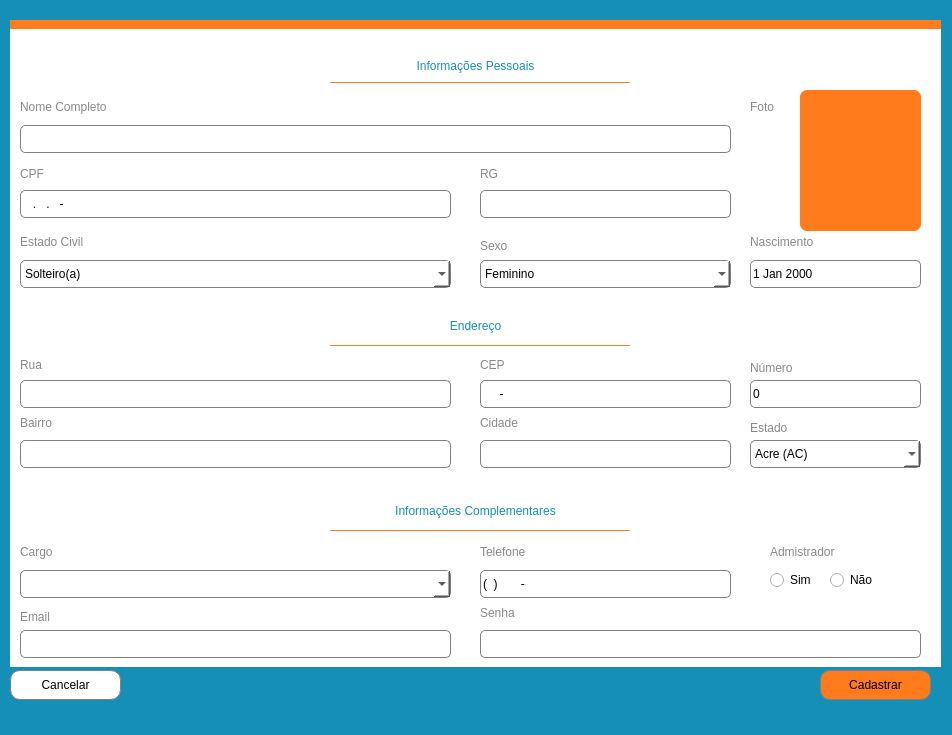
Above: pyschool/interface/cadastroServidor.ui from IanLuan/PySchool before the change. Below: the same form after it.
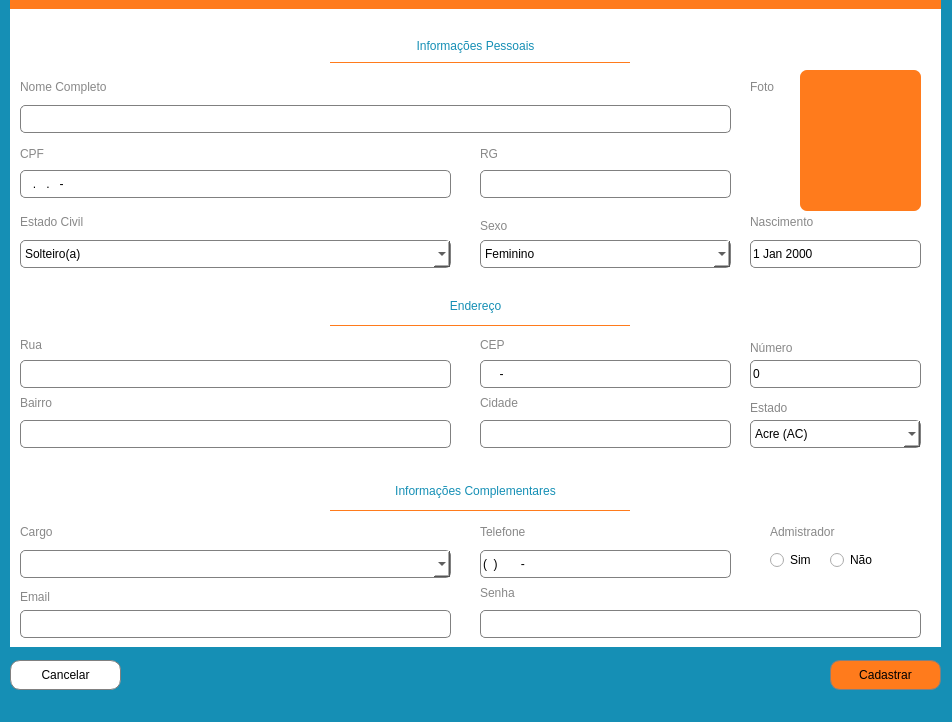
That is the form after the change. Icons and pictures are not drawn.

```diff
--- a/pyschool/interface/cadastroServidor.ui
+++ b/pyschool/interface/cadastroServidor.ui
@@ -7,7 +7,7 @@
     <x>0</x>
     <y>0</y>
     <width>952</width>
-    <height>735</height>
+    <height>722</height>
    </rect>
   </property>
   <property name="sizePolicy">
@@ -50,8 +50,8 @@
    <widget class="QPushButton" name="btnCadatrar">
     <property name="geometry">
      <rect>
-      <x>820</x>
-      <y>670</y>
+      <x>830</x>
+      <y>660</y>
       <width>111</width>
       <height>30</height>
      </rect>
@@ -84,7 +84,7 @@
     <property name="geometry">
      <rect>
       <x>10</x>
-      <y>670</y>
+      <y>660</y>
       <width>111</width>
       <height>30</height>
      </rect>
@@ -113,7 +113,7 @@
     <property name="geometry">
      <rect>
       <x>10</x>
-      <y>20</y>
+      <y>0</y>
       <width>931</width>
       <height>647</height>
      </rect>
```
